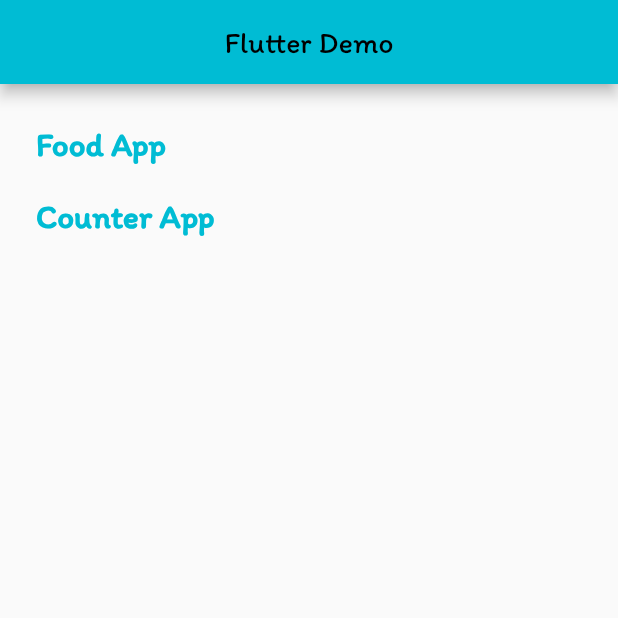
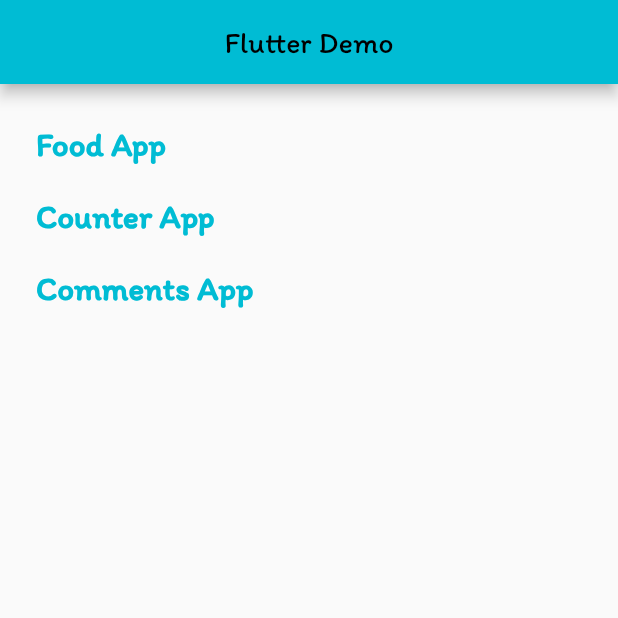
Before and after one commit to lxquyen/FoodApp, a Flutter app: the screen it shows after launch, on a phone screen of 412 x 824 dp, the top half of it. Run offline on Flutter 3.47's test engine with Material 2 defaults, Android fonts, the phone set to English and light mode, and no system bars; our stand-ins replace flutter_bloc.

Commit message:
Comment App

```diff
--- a/lib/main.dart
+++ b/lib/main.dart
@@ -1,7 +1,10 @@
 import 'package:flutter/material.dart';
 import 'package:flutter_bloc/flutter_bloc.dart';
-import 'package:flutter_tutorial/blocs/counter_cubit.dart';
-import 'package:flutter_tutorial/ui/counter/counter_page.dart';
+import 'package:flutter_tutorial/repository/comment_repository.dart';
+import 'package:flutter_tutorial/ui/comments/cubit/comment_cubit.dart';
+import 'package:flutter_tutorial/ui/comments/views/comments_page.dart';
+import 'package:flutter_tutorial/ui/counter/cubit/counter_cubit.dart';
+import 'package:flutter_tutorial/ui/counter/views/counter_page.dart';
 import 'package:flutter_tutorial/ui/food/category_page.dart';
 import 'package:flutter_tutorial/ui/food/detail_food_page.dart';
 import 'package:flutter_tutorial/ui/food/foods_page.dart';
@@ -27,6 +30,10 @@ class MyApp extends StatelessWidget {
           CategoriesPage.routeName: (context) => const CategoriesPage(),
           FoodsPage.routeName: (context) => const FoodsPage(),
           DetailFoodPage.routeName: (context) => const DetailFoodPage(),
+          CommentsPage.routeName: (context) => BlocProvider<CommentCubit>(
+                create: (context) => CommentCubit(CommentRepository()),
+                child: CommentsPage(),
+              ),
         },
         theme: ThemeData(
           primarySwatch: Colors.cyan,
@@ -71,6 +78,14 @@ class HomePage extends StatelessWidget {
                 child: const Text(
                   'Counter App',
                   style: TextStyle(fontSize: 22, fontWeight: FontWeight.bold),
+                )),
+            TextButton(
+                onPressed: () {
+                  Navigator.pushNamed(context, CommentsPage.routeName);
+                },
+                child: const Text(
+                  'Comments App',
+                  style: TextStyle(fontSize: 22, fontWeight: FontWeight.bold),
                 ))
           ],
         ),
--- /dev/null
+++ b/lib/models/comment.dart
@@ -0,0 +1,17 @@
+import 'package:flutter/foundation.dart';
+
+class Comment {
+  final int id;
+  final String name;
+  final String email;
+  final String body;
+
+  Comment({required this.id, required this.name, required this.email, required this.body});
+
+  factory Comment.fromJson(Map<String, dynamic> json) => Comment(
+      id: json['id'] as int,
+      name: json['name'] as String,
+      email: json['email'] as String,
+      body: json['email'] as String
+  );
+}
--- /dev/null
+++ b/lib/ui/comments/cubit/comment_cubit.dart
@@ -0,0 +1,19 @@
+import 'package:flutter_bloc/flutter_bloc.dart';
+import 'package:flutter_tutorial/ui/comments/cubit/comment_state.dart';
+import '../../../repository/comment_repository.dart';
+
+class CommentCubit extends Cubit<CommentState> {
+  final CommentRepository _repository;
+
+  CommentCubit(this._repository) : super(InitCommentState());
+
+  Future<void> fetchComments() async {
+    emit(LoadingCommentState());
+    try {
+      final response = await _repository.getCommentsFromApi(0, 20);
+      emit(ResponseCommentState(response));
+    } catch (e) {
+      emit(ErrorCommentState(e.toString()));
+    }
+  }
+}
--- /dev/null
+++ b/lib/ui/comments/cubit/comment_state.dart
@@ -0,0 +1,19 @@
+import 'package:flutter_tutorial/models/comment.dart';
+
+abstract class CommentState {}
+
+class InitCommentState extends CommentState {}
+
+class LoadingCommentState extends CommentState {}
+
+class ErrorCommentState extends CommentState {
+  final String message;
+
+  ErrorCommentState(this.message);
+}
+
+class ResponseCommentState extends CommentState {
+  List<Comment> comments;
+
+  ResponseCommentState(this.comments);
+}
--- a/lib/ui/counter/counter_page.dart
+++ b/lib/ui/counter/views/counter_page.dart
@@ -1,7 +1,6 @@
 import 'package:flutter/material.dart';
 import 'package:flutter_bloc/flutter_bloc.dart';
-import 'package:flutter_tutorial/blocs/counter_bloc.dart';
-import 'package:flutter_tutorial/blocs/counter_cubit.dart';
+import 'package:flutter_tutorial/ui/counter/cubit/counter_cubit.dart';
 
 class CounterPage extends StatelessWidget {
   static const String routeName = '/CounterPage';
--- a/pubspec.yaml
+++ b/pubspec.yaml
@@ -38,6 +38,7 @@ dependencies:
   transparent_image: ^2.0.1
   flutter_bloc: ^8.1.3
   equatable: ^2.0.5
+  http: ^1.0.0
 
 dev_dependencies:
   flutter_test:
```
Also changed, not shown: lib/repository/comment_repository.dart (added, +39 -0 lines), lib/ui/comments/views/comments_page.dart (added, +80 -0 lines), lib/ui/counter/cubit/counter_bloc.dart (renamed from lib/blocs/counter_bloc.dart), lib/ui/counter/cubit/counter_cubit.dart (renamed from lib/blocs/counter_cubit.dart), pubspec.lock.
